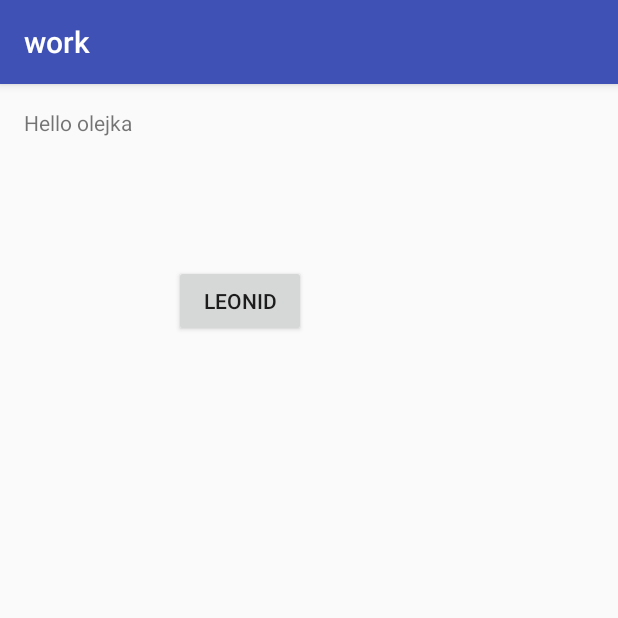
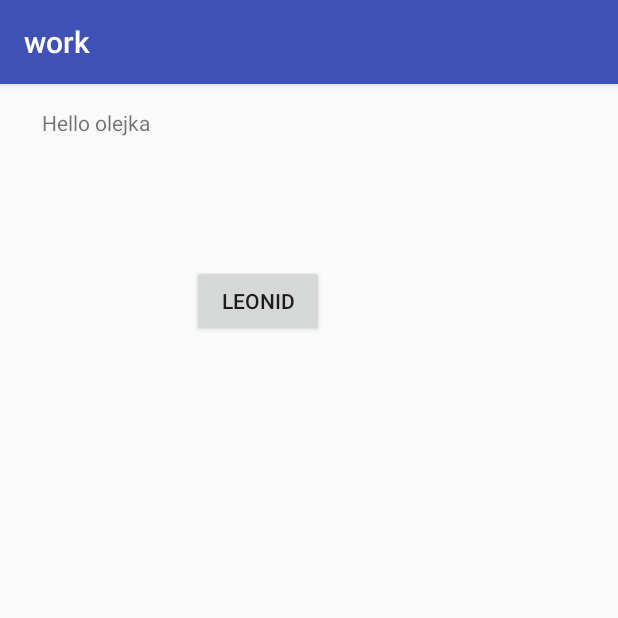
Before and after one commit to normeow/UFU, an Android app: the screen it shows after launch (MainActivity), on a phone screen of 412 x 824 dp, the top half of it. Run offline under Robolectric (Android 15) with nearby library versions, the phone set to English and light mode, and no system bars.

Commit message:
LEONID COMMIT

```diff
--- a/app/src/main/res/layout/activity_main.xml
+++ b/app/src/main/res/layout/activity_main.xml
@@ -10,12 +10,6 @@
     android:paddingTop="@dimen/activity_vertical_margin"
     tools:context="com.example.dikiipekar.work.MainActivity">
 
-    <TextView
-        android:layout_width="wrap_content"
-        android:layout_height="wrap_content"
-        android:text="Hello olejka"
-        android:id="@+id/textView" />
-
     <Button
         android:text="LEONID"
         android:layout_width="wrap_content"
@@ -26,4 +20,13 @@
         android:layout_marginTop="85dp"
         android:id="@+id/button" />
 
+    <TextView
+        android:layout_width="wrap_content"
+        android:layout_height="wrap_content"
+        android:text="Hello olejka"
+        android:id="@+id/textView"
+        android:layout_alignParentTop="true"
+        android:layout_alignParentStart="true"
+        android:layout_marginStart="12dp" />
+
 </RelativeLayout>
```
